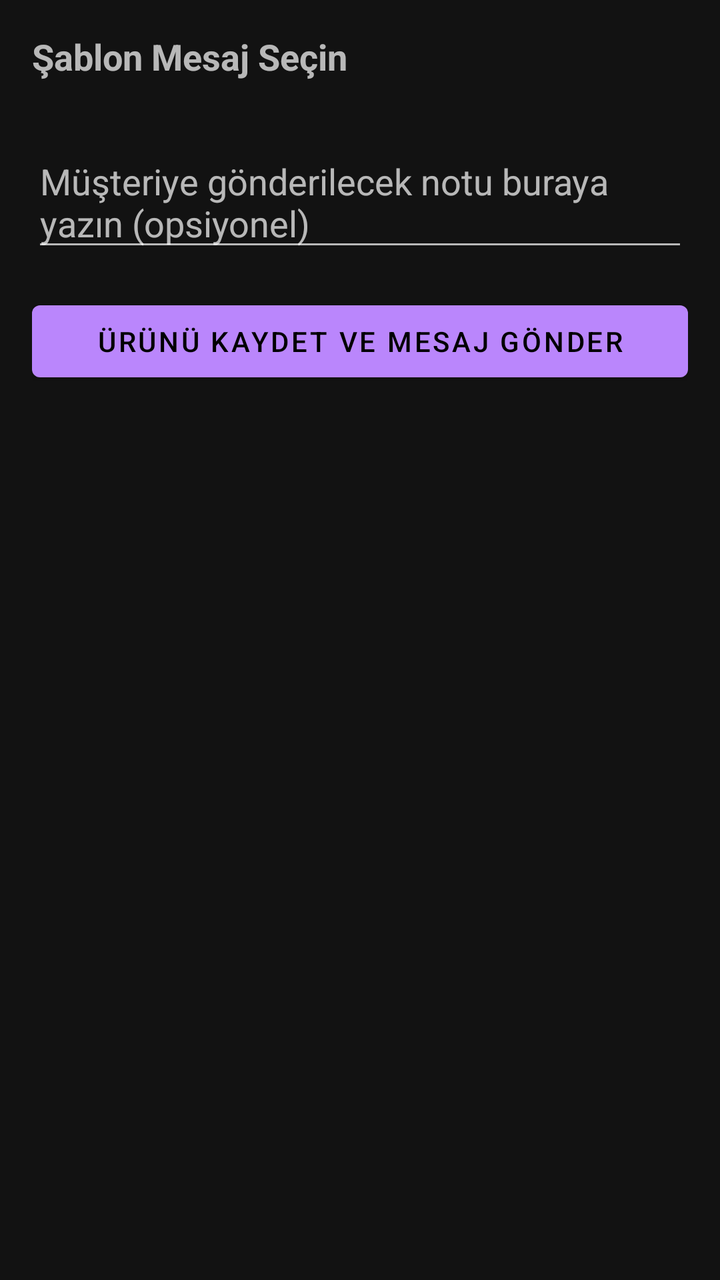
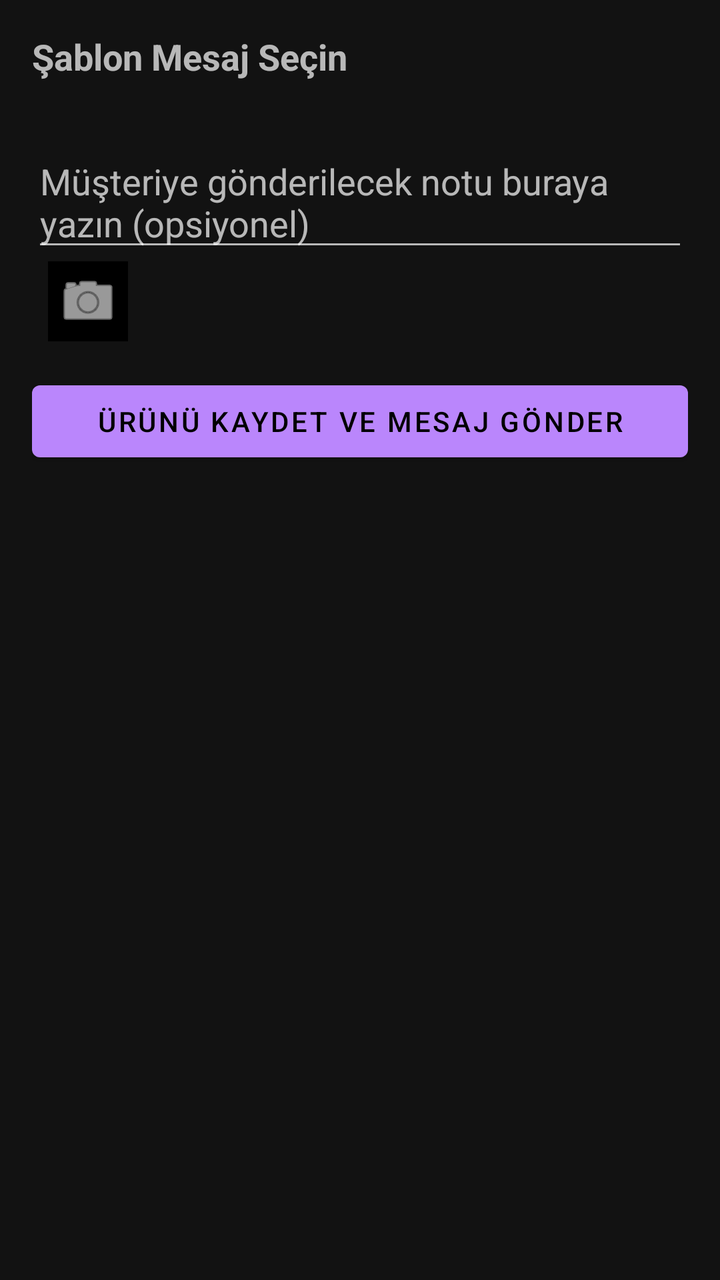

Compare the two renders of this Android layout. The source of the first and the diff that turns it into the second are given below.
<!-- AndroidManifest.xml: application theme Theme.MaterialComponents.NoActionBar -->
<!-- res/layout/activity_message_template.xml -->
<?xml version="1.0" encoding="utf-8"?>
<LinearLayout xmlns:android="http://schemas.android.com/apk/res/android"
    xmlns:app="http://schemas.android.com/apk/res-auto"
    android:orientation="vertical"
    android:padding="16dp"
    android:layout_width="match_parent"
    android:layout_height="match_parent">

    <TextView
        android:id="@+id/txtTitle"
        android:text="@string/message_template_title"
        android:textSize="18sp"
        android:textStyle="bold"
        android:layout_marginBottom="12dp"
        android:layout_width="wrap_content"
        android:layout_height="wrap_content" />

    
    <com.google.android.material.chip.ChipGroup
        android:id="@+id/radioGroupTemplates"
        android:layout_width="match_parent"
        android:layout_height="wrap_content"
        android:layout_marginBottom="8dp"
        app:singleSelection="true"
        app:selectionRequired="false"
        app:singleLine="false"
        app:chipSpacing="8dp" />

    <EditText
        android:id="@+id/edtFreeText"
        android:layout_marginTop="8dp"
        android:layout_width="match_parent"
        android:layout_height="wrap_content"
        android:hint="@string/message_template_hint_free_text"
        android:maxLength="100" />

    <Button
        android:id="@+id/btnSaveOrder"
        android:layout_marginTop="16dp"
        android:layout_width="match_parent"
        android:layout_height="wrap_content"
        android:text="@string/message_template_button_save_order" />
</LinearLayout>
<!-- resources referenced by this layout -->
<resources>
  <string name="message_template_button_save_order">Ürünü Kaydet ve Mesaj Gönder</string>
  <string name="message_template_hint_free_text">Müşteriye gönderilecek notu buraya yazın (opsiyonel)</string>
  <string name="message_template_title">Şablon Mesaj Seçin</string>
</resources>

<!-- the commit's change to res/layout/activity_message_template.xml (unified diff, before → after) -->
@@ -34,6 +34,29 @@
         android:hint="@string/message_template_hint_free_text"
         android:maxLength="100" />
 
+    <ImageButton
+        android:id="@+id/btnCamera"
+        android:layout_width="40dp"
+        android:layout_height="40dp"
+        android:layout_marginStart="8dp"
+        android:background="@color/black"
+        android:contentDescription="Kamera"
+        android:padding="8dp"
+        android:src="@android:drawable/ic_menu_camera"
+        app:tint="#FFFFFF" />
+
+    
+    <ImageView
+        android:id="@+id/imgOrderPhoto"
+        android:layout_width="96dp"
+        android:layout_height="96dp"
+        android:scaleType="centerCrop"
+        android:layout_marginTop="12dp"
+        android:contentDescription="Kamera Resmi"
+        app:layout_constraintTop_toBottomOf="@id/scrollNewOrder"
+        app:layout_constraintStart_toStartOf="parent"
+        android:visibility="gone" />
+
     <Button
         android:id="@+id/btnSaveOrder"
         android:layout_marginTop="16dp"
<!-- resource entries referenced after the edit -->
@@ -1,5 +1,6 @@
 <!-- resources referenced by this layout -->
 <resources>
+  <color name="black">#FF000000</color>
   <string name="message_template_button_save_order">Ürünü Kaydet ve Mesaj Gönder</string>
   <string name="message_template_hint_free_text">Müşteriye gönderilecek notu buraya yazın (opsiyonel)</string>
   <string name="message_template_title">Şablon Mesaj Seçin</string>
